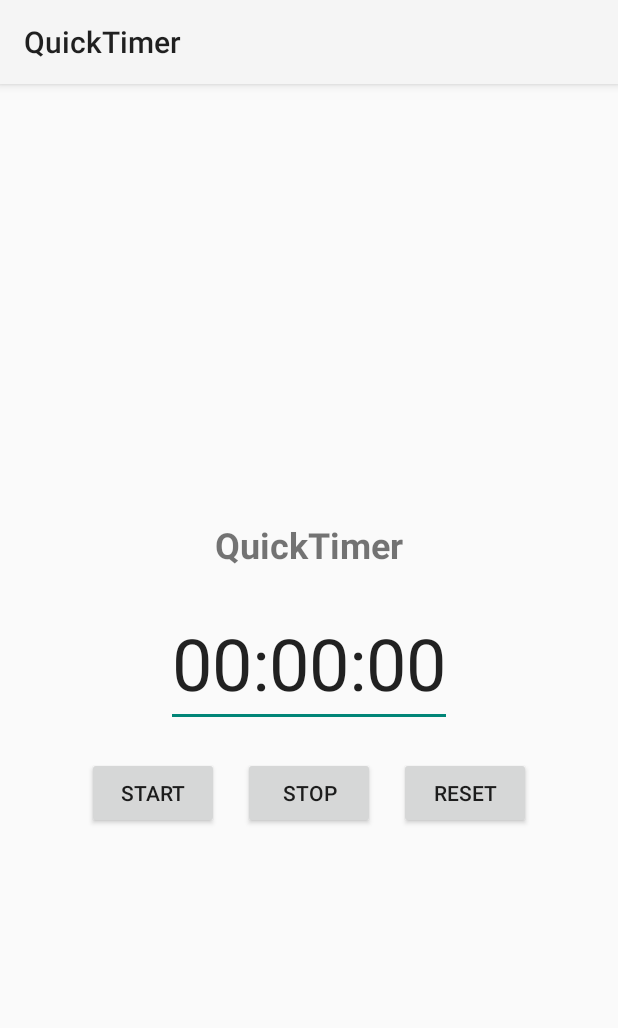
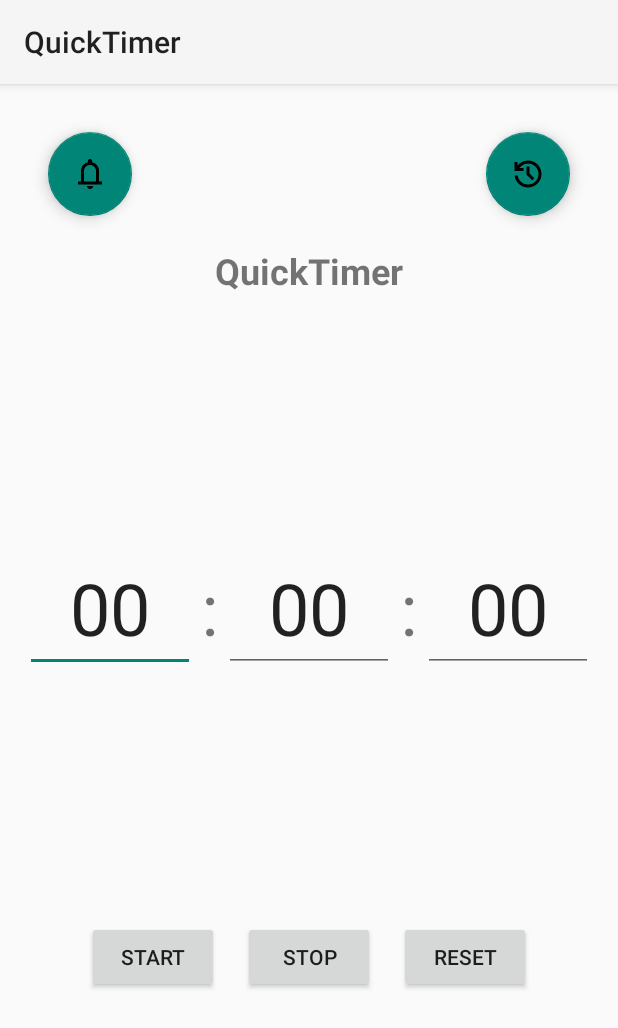
Before and after one commit to Ashuvwxyz/QuickTimer_20CYS404, an Android app: the screen it shows after launch (TimerActivity), on a phone screen of 412 x 824 dp. Shown: the top 1028 px of the screen. Run offline under Robolectric (Android 15) with nearby library versions, the phone set to English and light mode, and no system bars.

Commit message:
Commit 2

```diff
--- a/app/src/main/AndroidManifest.xml
+++ b/app/src/main/AndroidManifest.xml
@@ -13,6 +13,12 @@
         android:theme="@style/Theme.QuickTimer"
         tools:targetApi="31">
         <activity
+            android:name=".TimerHistoryActivity"
+            android:exported="false" />
+        <activity
+            android:name=".SoundSettingActivity"
+            android:exported="false" />
+        <activity
             android:name=".TimerActivity"
             android:exported="false" />
         <activity
--- a/app/src/main/java/com/example/quicktimer/TimerActivity.java
+++ b/app/src/main/java/com/example/quicktimer/TimerActivity.java
@@ -1,16 +1,17 @@
 package com.example.quicktimer;
 
+import android.content.Intent;
 import android.os.Bundle;
 import android.os.CountDownTimer;
 import android.text.Editable;
 import android.text.TextWatcher;
 import android.widget.Button;
 import android.widget.EditText;
-import android.widget.TextView;
 import androidx.appcompat.app.AppCompatActivity;
+import com.google.android.material.floatingactionbutton.FloatingActionButton;
 
 public class TimerActivity extends AppCompatActivity {
-    private EditText timerText;
+    private EditText hoursInput, minutesInput, secondsInput;
     private Button startButton, stopButton, resetButton;
     private CountDownTimer countDownTimer;
     private boolean isRunning = false;
@@ -21,38 +22,53 @@ public class TimerActivity extends AppCompatActivity {
         super.onCreate(savedInstanceState);
         setContentView(R.layout.activity_timer);
 
-        timerText = findViewById(R.id.timer_text);
+        hoursInput = findViewById(R.id.hours_input);
+        minutesInput = findViewById(R.id.minutes_input);
+        secondsInput = findViewById(R.id.seconds_input);
         startButton = findViewById(R.id.start_button);
         stopButton = findViewById(R.id.stop_button);
         resetButton = findViewById(R.id.reset_button);
+        FloatingActionButton fabSoundSettings = findViewById(R.id.fab_sound_settings);
+        FloatingActionButton fabTimerHistory = findViewById(R.id.fab_timer_history);
 
         startButton.setOnClickListener(view -> startTimer());
         stopButton.setOnClickListener(view -> stopTimer());
         resetButton.setOnClickListener(view -> resetTimer());
 
-        timerText.addTextChangedListener(new TextWatcher() {
+        fabSoundSettings.setOnClickListener(view -> {
+            Intent intent = new Intent(TimerActivity.this, SoundSettingActivity.class);
+            startActivity(intent);
+        });
+
+        fabTimerHistory.setOnClickListener(view -> {
+            Intent intent = new Intent(TimerActivity.this, TimerHistoryActivity.class);
+            startActivity(intent);
+        });
+
+        TextWatcher textWatcher = new TextWatcher() {
             @Override
             public void beforeTextChanged(CharSequence s, int start, int count, int after) {}
 
             @Override
             public void onTextChanged(CharSequence s, int start, int before, int count) {
-                validateTimerInput(s.toString());
+                validateTimerInput();
             }
 
             @Override
             public void afterTextChanged(Editable s) {}
-        });
+        };
+
+        hoursInput.addTextChangedListener(textWatcher);
+        minutesInput.addTextChangedListener(textWatcher);
+        secondsInput.addTextChangedListener(textWatcher);
     }
 
     private void startTimer() {
         if (isRunning) return; // Prevent multiple clicks from starting multiple timers
 
-        String[] timeParts = timerText.getText().toString().split(":");
-        if (timeParts.length != 3) return; // Ensure correct format
-
-        int hours = Integer.parseInt(timeParts[0]);
-        int minutes = Integer.parseInt(timeParts[1]);
-        int seconds = Integer.parseInt(timeParts[2]);
+        int hours = Integer.parseInt(hoursInput.getText().toString());
+        int minutes = Integer.parseInt(minutesInput.getText().toString());
+        int seconds = Integer.parseInt(secondsInput.getText().toString());
 
         timeInMillis = (hours * 3600 + minutes * 60 + seconds) * 1000;
         if (timeInMillis <= 0) return; // Ignore if time is zero
@@ -66,7 +82,7 @@ public class TimerActivity extends AppCompatActivity {
 
             @Override
             public void onFinish() {
-                timerText.setText("00:00:00");
+                resetTimer();
                 isRunning = false;
             }
         }.start();
@@ -86,35 +102,37 @@ public class TimerActivity extends AppCompatActivity {
 
     private void resetTimer() {
         stopTimer();
-        timerText.setText("00:00:00");
+        hoursInput.setText("00");
+        minutesInput.setText("00");
+        secondsInput.setText("00");
     }
 
     private void updateTimerDisplay(long millisUntilFinished) {
         int hours = (int) (millisUntilFinished / 3600000);
         int minutes = (int) (millisUntilFinished % 3600000) / 60000;
         int seconds = (int) (millisUntilFinished % 60000) / 1000;
-        timerText.setText(String.format("%02d:%02d:%02d", hours, minutes, seconds));
+        hoursInput.setText(String.format("%02d", hours));
+        minutesInput.setText(String.format("%02d", minutes));
+        secondsInput.setText(String.format("%02d", seconds));
     }
 
-    private void validateTimerInput(String input) {
-        String[] timeParts = input.split(":");
-        if (timeParts.length != 3) {
-            timerText.setError("Invalid format. Use HH:MM:SS");
-            return;
-        }
-
+    private void validateTimerInput() {
         try {
-            int hours = Integer.parseInt(timeParts[0]);
-            int minutes = Integer.parseInt(timeParts[1]);
-            int seconds = Integer.parseInt(timeParts[2]);
+            int hours = Integer.parseInt(hoursInput.getText().toString());
+            int minutes = Integer.parseInt(minutesInput.getText().toString());
+            int seconds = Integer.parseInt(secondsInput.getText().toString());
 
             if (minutes >= 60 || seconds >= 60) {
-                timerText.setError("Minutes and seconds must be less than 60");
+                minutesInput.setError("Minutes and seconds must be less than 60");
+                secondsInput.setError("Minutes and seconds must be less than 60");
             } else {
-                timerText.setError(null);
+                minutesInput.setError(null);
+                secondsInput.setError(null);
             }
         } catch (NumberFormatException e) {
-            timerText.setError("Invalid number format");
+            hoursInput.setError("Invalid number format");
+            minutesInput.setError("Invalid number format");
+            secondsInput.setError("Invalid number format");
         }
     }
 }
--- a/app/src/main/res/layout/activity_timer.xml
+++ b/app/src/main/res/layout/activity_timer.xml
@@ -1,9 +1,30 @@
-<RelativeLayout xmlns:android="http://schemas.android.com/apk/res/android"
+<androidx.constraintlayout.widget.ConstraintLayout xmlns:android="http://schemas.android.com/apk/res/android"
+    xmlns:app="http://schemas.android.com/apk/res-auto"
     android:layout_width="match_parent"
     android:layout_height="match_parent"
-    android:padding="16dp"
-    android:gravity="center">
+    android:padding="16dp">
 
+    <!-- Floating Action Button for Sound Settings -->
+    <com.google.android.material.floatingactionbutton.FloatingActionButton
+        android:id="@+id/fab_sound_settings"
+        android:layout_width="wrap_content"
+        android:layout_height="wrap_content"
+        android:src="@drawable/ic_sound"
+        app:layout_constraintTop_toTopOf="parent"
+        app:layout_constraintStart_toStartOf="parent"
+        android:layout_margin="16dp" />
+
+    <!-- Floating Action Button for Timer History -->
+    <com.google.android.material.floatingactionbutton.FloatingActionButton
+        android:id="@+id/fab_timer_history"
+        android:layout_width="wrap_content"
+        android:layout_height="wrap_content"
+        android:src="@drawable/ic_clipboard"
+        app:layout_constraintTop_toTopOf="parent"
+        app:layout_constraintEnd_toEndOf="parent"
+        android:layout_margin="16dp" />
+
+    <!-- Title Text -->
     <TextView
         android:id="@+id/title_text"
         android:layout_width="wrap_content"
@@ -11,26 +32,90 @@
         android:text="QuickTimer"
         android:textStyle="bold"
         android:textSize="24sp"
-        android:layout_centerHorizontal="true"
+        app:layout_constraintTop_toBottomOf="@id/fab_sound_settings"
+        app:layout_constraintStart_toStartOf="parent"
+        app:layout_constraintEnd_toEndOf="parent"
         android:layout_marginTop="20dp" />
 
-    <EditText
-        android:id="@+id/timer_text"
-        android:layout_width="wrap_content"
-        android:layout_height="wrap_content"
-        android:text="00:00:00"
-        android:textSize="48sp"
-        android:inputType="number"
-        android:layout_below="@id/title_text"
-        android:layout_centerHorizontal="true"
-        android:layout_marginTop="20dp" />
-
+    <!-- LinearLayout for Timer Inputs -->
     <LinearLayout
+        android:id="@+id/timer_inputs"
         android:layout_width="wrap_content"
         android:layout_height="wrap_content"
         android:orientation="horizontal"
-        android:layout_below="@id/timer_text"
-        android:layout_centerHorizontal="true"
+        android:gravity="center"
+        app:layout_constraintTop_toBottomOf="@id/title_text"
+        app:layout_constraintStart_toStartOf="parent"
+        app:layout_constraintEnd_toEndOf="parent"
+        app:layout_constraintBottom_toTopOf="@id/button_layout"
+        android:layout_marginTop="20dp">
+
+        <EditText
+            android:id="@+id/hours_input"
+            android:layout_width="wrap_content"
+            android:layout_height="wrap_content"
+            android:hint="HH"
+            android:text="00"
+            android:textSize="48sp"
+            android:inputType="number"
+            android:maxLength="2"
+            android:gravity="center"
+            android:ems="2" />
+
+        <TextView
+            android:layout_width="wrap_content"
+            android:layout_height="wrap_content"
+            android:text=":"
+            android:textSize="48sp"
+            android:paddingStart="4dp"
+            android:paddingEnd="4dp"
+            android:gravity="center" />
+
+        <EditText
+            android:id="@+id/minutes_input"
+            android:layout_width="wrap_content"
+            android:layout_height="wrap_content"
+            android:hint="MM"
+            android:text="00"
+            android:textSize="48sp"
+            android:inputType="number"
+            android:maxLength="2"
+            android:gravity="center"
+            android:ems="2" />
+
+        <TextView
+            android:layout_width="wrap_content"
+            android:layout_height="wrap_content"
+            android:text=":"
+            android:textSize="48sp"
+            android:paddingStart="4dp"
+            android:paddingEnd="4dp"
+            android:gravity="center" />
+
+        <EditText
+            android:id="@+id/seconds_input"
+            android:layout_width="wrap_content"
+            android:layout_height="wrap_content"
+            android:hint="SS"
+            android:text="00"
+            android:textSize="48sp"
+            android:inputType="number"
+            android:maxLength="2"
+            android:gravity="center"
+            android:ems="2" />
+    </LinearLayout>
+
+    <!-- Button Layout for Start, Stop, Reset -->
+    <LinearLayout
+        android:id="@+id/button_layout"
+        android:layout_width="wrap_content"
+        android:layout_height="wrap_content"
+        android:orientation="horizontal"
+        android:gravity="center"
+        app:layout_constraintTop_toBottomOf="@id/timer_inputs"
+        app:layout_constraintStart_toStartOf="parent"
+        app:layout_constraintEnd_toEndOf="parent"
+        app:layout_constraintBottom_toBottomOf="parent"
         android:layout_marginTop="20dp">
 
         <Button
@@ -53,4 +138,4 @@
             android:text="Reset"
             android:layout_marginLeft="16dp" />
     </LinearLayout>
-</RelativeLayout>
+</androidx.constraintlayout.widget.ConstraintLayout>
```
Also changed, not shown: app/src/main/java/com/example/quicktimer/SoundSettingActivity.java (added, +24 -0 lines), app/src/main/java/com/example/quicktimer/TimerHistoryActivity.java (added, +24 -0 lines), app/src/main/res/layout/activity_sound_setting.xml (added, +10 -0 lines), app/src/main/res/layout/activity_timer_history.xml (added, +10 -0 lines), app/src/main/res/drawable/ic_clipboard.png (added), app/src/main/res/drawable/ic_sound.png (added).
